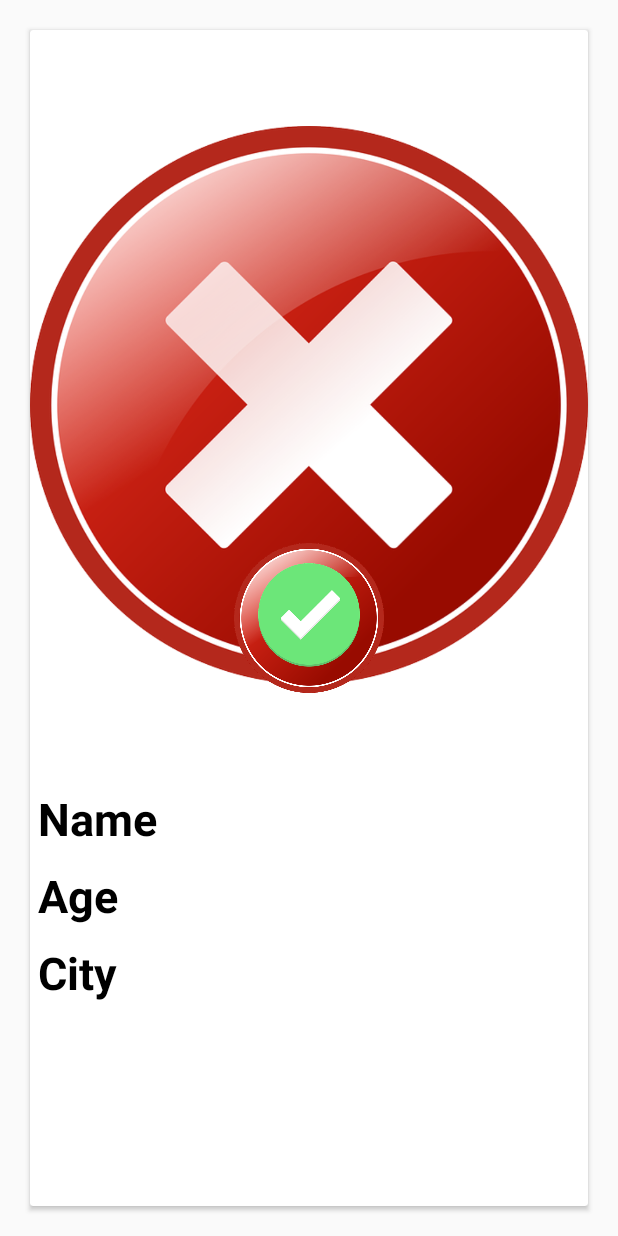
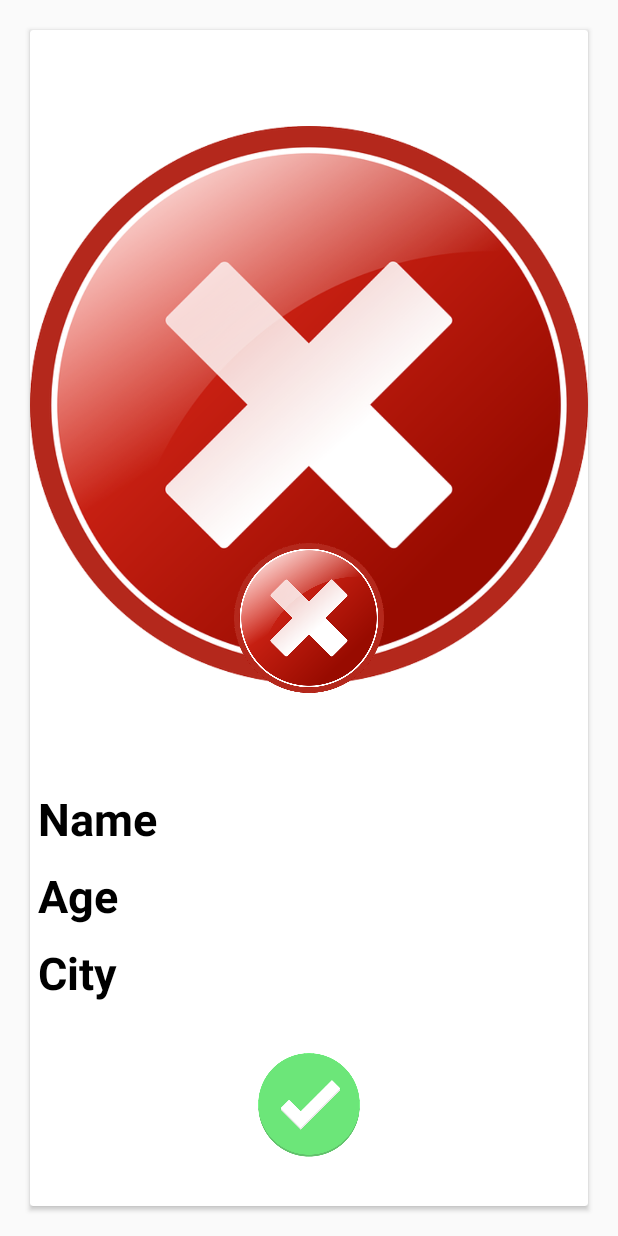
Before and after one commit to lee989898/Dating, an Android app: the layout item_card.xml on its own in the app's theme, with its tools: preview values and no code run, on a phone screen of 412 x 824 dp. Run offline under Robolectric (Android 15) with nearby library versions, the phone set to English and light mode, and no system bars.

```diff
--- a/app/src/main/res/layout/activity_join.xml
+++ b/app/src/main/res/layout/activity_join.xml
@@ -18,6 +18,7 @@
             android:orientation="vertical">
 
             <ImageView
+                android:id="@+id/imageArea"
                 android:layout_width="match_parent"
                 android:layout_height="100dp"
                 android:src="@drawable/profile_img" />
--- a/app/src/main/res/layout/item_card.xml
+++ b/app/src/main/res/layout/item_card.xml
@@ -17,6 +17,7 @@
             android:src="@drawable/no" />
 
         <TextView
+            android:id="@+id/itemNickname"
             android:layout_width="wrap_content"
             android:layout_height="wrap_content"
             android:layout_margin="5dp"
@@ -26,6 +27,7 @@
             android:textStyle="bold" />
 
         <TextView
+            android:id="@+id/itemAge"
             android:layout_width="wrap_content"
             android:layout_height="wrap_content"
             android:layout_margin="5dp"
@@ -35,6 +37,7 @@
             android:textStyle="bold" />
 
         <TextView
+            android:id="@+id/itemCity"
             android:layout_width="wrap_content"
             android:layout_height="wrap_content"
             android:layout_margin="5dp"
@@ -42,6 +45,19 @@
             android:textColor="@color/black"
             android:textSize="30sp"
             android:textStyle="bold" />
+
+        <FrameLayout
+            android:id="@+id/right_overlay"
+            android:layout_width="match_parent"
+            android:layout_height="match_parent">
+
+            <ImageView
+                android:layout_width="100dp"
+                android:layout_height="100dp"
+                android:layout_gravity="center"
+                android:src="@drawable/ok" />
+
+        </FrameLayout>
 
 
     </LinearLayout>
@@ -59,17 +75,4 @@
 
     </FrameLayout>
 
-    <FrameLayout
-        android:id="@+id/right_overlay"
-        android:layout_width="match_parent"
-        android:layout_height="match_parent">
-
-        <ImageView
-            android:src="@drawable/ok"
-            android:layout_width="100dp"
-            android:layout_gravity="center"
-            android:layout_height="100dp"/>
-
-    </FrameLayout>
-
 </androidx.cardview.widget.CardView>
```
Also changed, not shown: app/src/main/java/com/lee989898/dating/MainActivity.kt (+31 -6 lines), app/src/main/java/com/lee989898/dating/auth/JoinActivity.kt (+19 -0 lines), app/src/main/java/com/lee989898/dating/slider/CardStackAdapter.kt (+12 -2 lines).
